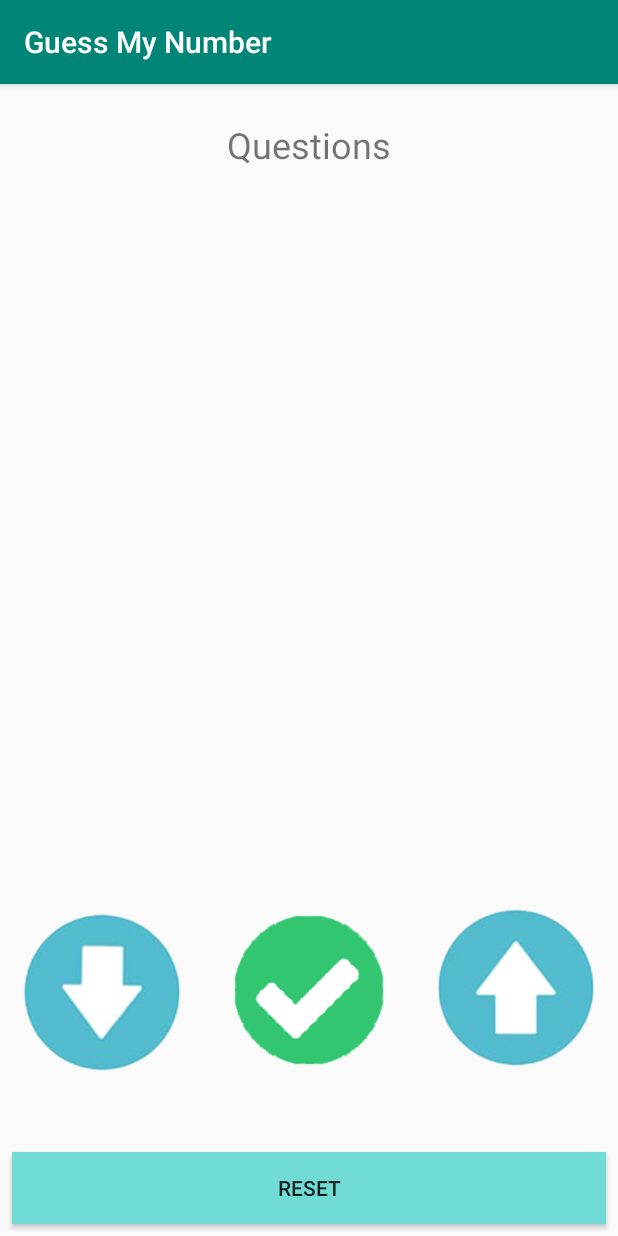
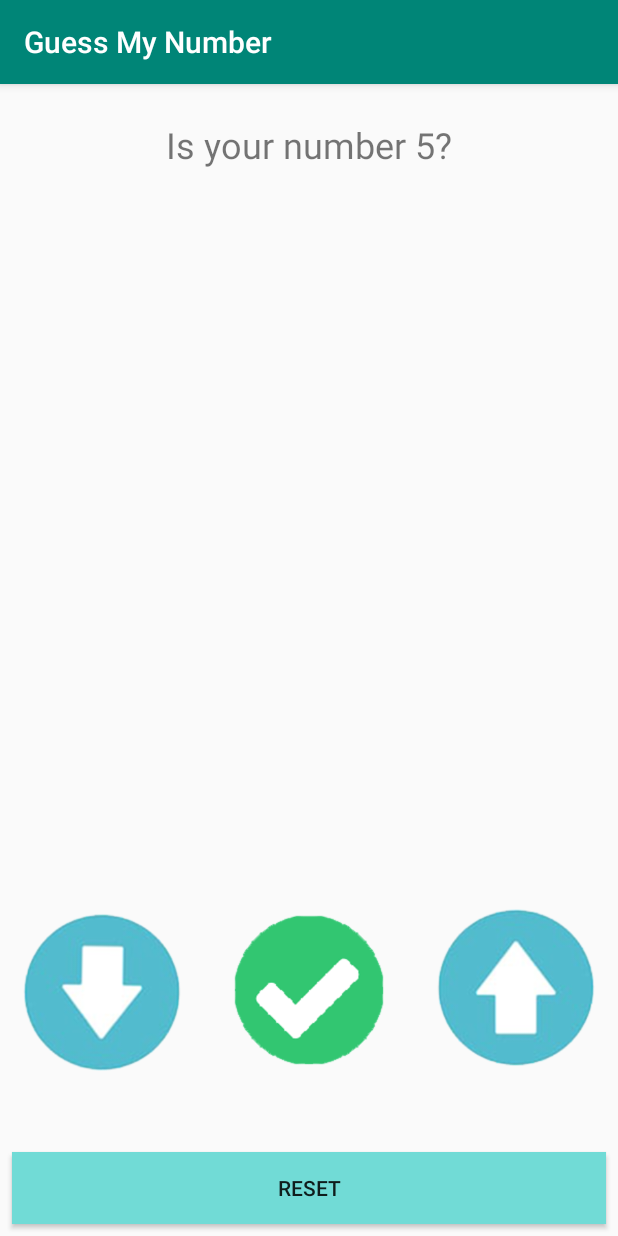
Before and after one commit to abhishekrnjn/guessMyNumber, an Android app: the screen it shows after launch (MainActivity), on a phone screen of 412 x 824 dp. Run offline under Robolectric (Android 15) with nearby library versions, the phone set to English and light mode, and no system bars.

Commit message:
Change in first question

```diff
--- a/app/src/main/java/com/example/guessmynumber/MainActivity.kt
+++ b/app/src/main/java/com/example/guessmynumber/MainActivity.kt
@@ -15,6 +15,7 @@ class MainActivity : AppCompatActivity() {
         super.onCreate(savedInstanceState)
         setContentView(R.layout.activity_main)
         var question : TextView? = findViewById(R.id.questions_textview)
+        question?.text = resources.getString(R.string.number_five)
         num =5
     }
 
```
